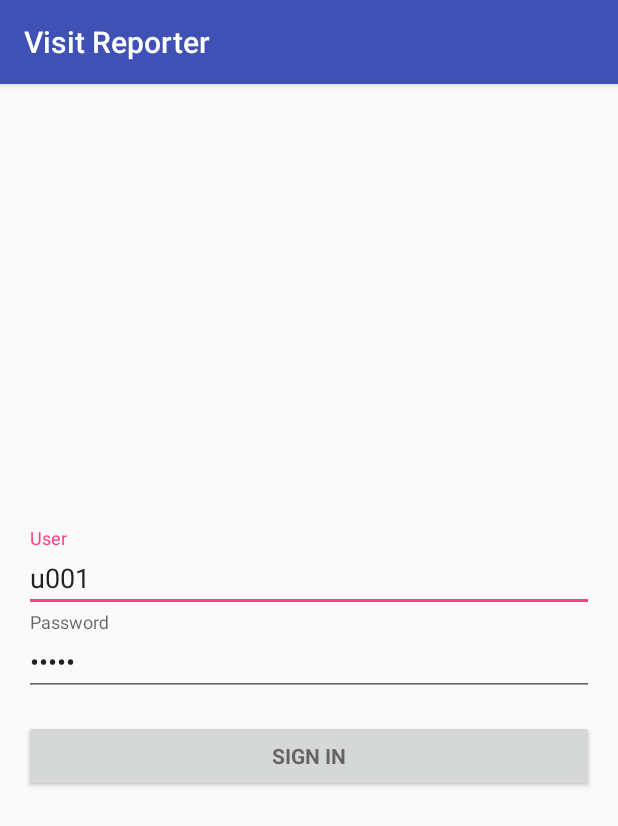
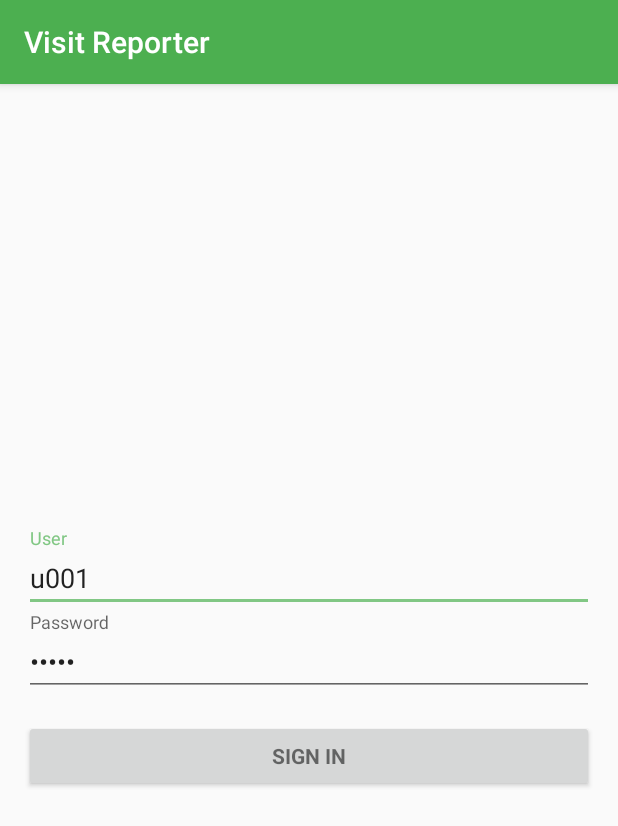
Before and after one commit to mohammadunnabi/visitreporter, an Android app: the screen it shows after launch (LoginActivity), on a phone screen of 412 x 824 dp. Shown: the top 826 px of the screen. Run offline under Robolectric (Android 15) with nearby library versions, the phone set to English and light mode, and no system bars; our stand-ins replace Volley.

Commit message:
project complete

```diff
--- a/VisitReporter/app/src/main/java/com/prangroup/VisitReporter/LoginActivity.java
+++ b/VisitReporter/app/src/main/java/com/prangroup/VisitReporter/LoginActivity.java
@@ -5,9 +5,11 @@ import android.animation.AnimatorListenerAdapter;
 import android.annotation.TargetApi;
 import android.content.Context;
 import android.content.Intent;
+import android.content.pm.PackageManager;
 import android.graphics.Rect;
 import android.os.Build;
 import android.os.Bundle;
+import android.support.v4.app.ActivityCompat;
 import android.support.v7.app.AppCompatActivity;
 import android.text.TextUtils;
 import android.view.KeyEvent;
@@ -44,6 +46,19 @@ public class LoginActivity extends AppCompatActivity {
     private EditText mPasswordView;
     private View mProgressView;
     private View mLoginFormView;
+    String[] PERMISSIONS = {android.Manifest.permission.INTERNET,
+            android.Manifest.permission.GET_ACCOUNTS,
+            android.Manifest.permission.READ_SYNC_STATS,
+            android.Manifest.permission.READ_SYNC_SETTINGS,
+            android.Manifest.permission.WRITE_SYNC_SETTINGS,
+            android.Manifest.permission.ACCESS_NETWORK_STATE,
+            android.Manifest.permission.READ_PHONE_STATE,
+            android.Manifest.permission.CAMERA,
+            android.Manifest.permission.READ_EXTERNAL_STORAGE,
+            android.Manifest.permission.WRITE_EXTERNAL_STORAGE,
+            android.Manifest.permission.ACCESS_FINE_LOCATION,
+            android.Manifest.permission.ACCESS_COARSE_LOCATION,
+            android.Manifest.permission.VIBRATE};
 
     @Override
     protected void onCreate(Bundle savedInstanceState) {
@@ -68,9 +83,24 @@ public class LoginActivity extends AppCompatActivity {
                 attemptLogin();
             }
         });
+        int PERMISSION_ALL = 1;
+
+        if (!hasPermissions(this, PERMISSIONS)) {
+            ActivityCompat.requestPermissions(this, PERMISSIONS, PERMISSION_ALL);
+        }
 
         mLoginFormView = findViewById(R.id.login_form);
         mProgressView = findViewById(R.id.login_progress);
+    }
+    public static boolean hasPermissions(Context context, String... permissions) {
+        if (android.os.Build.VERSION.SDK_INT >= Build.VERSION_CODES.M && context != null && permissions != null) {
+            for (String permission : permissions) {
+                if (ActivityCompat.checkSelfPermission(context, permission) != PackageManager.PERMISSION_GRANTED) {
+                    return false;
+                }
+            }
+        }
+        return true;
     }
 
     private void attemptLogin() {
--- a/VisitReporter/app/src/main/res/values/colors.xml
+++ b/VisitReporter/app/src/main/res/values/colors.xml
@@ -4,4 +4,7 @@
     <color name="colorPrimaryDark">#303F9F</color>
     <color name="colorAccent">#FF4081</color>
     <color name="black">#000000</color>
+    <color name="greenS">#81C784</color>
+    <color name="greenC">#4CAF50</color>
+    <color name="greenE">#2E7D32</color>
 </resources>
--- a/VisitReporter/app/src/main/res/values/styles.xml
+++ b/VisitReporter/app/src/main/res/values/styles.xml
@@ -3,9 +3,9 @@
     <!-- Base application theme. -->
     <style name="AppTheme" parent="Theme.AppCompat.Light.DarkActionBar">
         <!-- Customize your theme here. -->
-        <item name="colorPrimary">@color/colorPrimary</item>
-        <item name="colorPrimaryDark">@color/colorPrimaryDark</item>
-        <item name="colorAccent">@color/colorAccent</item>
+        <item name="colorPrimary">@color/greenC</item>
+        <item name="colorPrimaryDark">@color/greenE</item>
+        <item name="colorAccent">@color/greenS</item>
     </style>
 
     <style name="AppTheme.NoActionBar">
```
Also changed, not shown: VisitReporter/app/src/main/java/com/prangroup/VisitReporter/VisitReporterActivity.java (+33 -1 lines), VisitReporter/app/src/main/res/layout/nav_header_vr.xml (+3 -4 lines), VisitReporter/app/src/main/res/drawable/imslogo2.png (deleted), VisitReporter/app/src/main/res/drawable/logo4.png (added), 1 other file.
